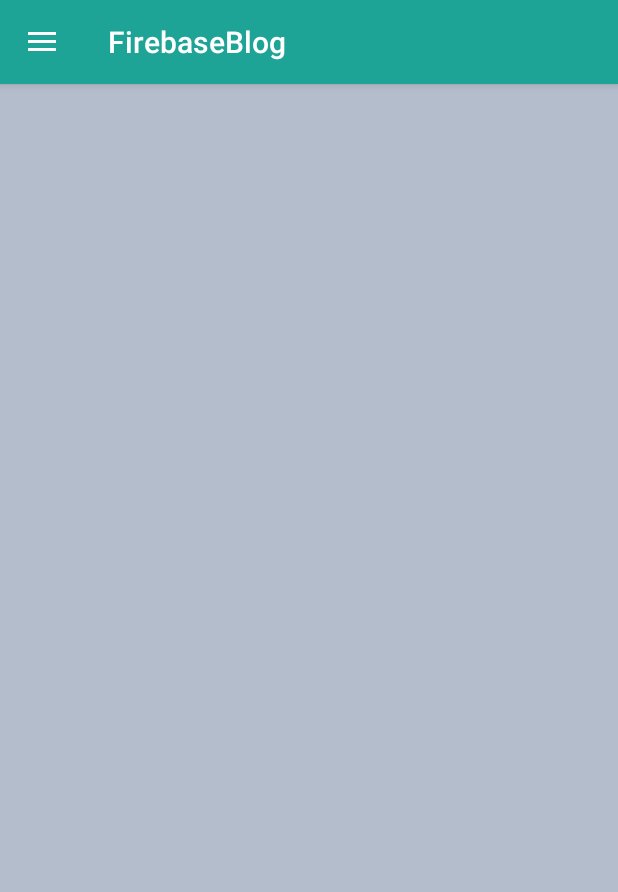
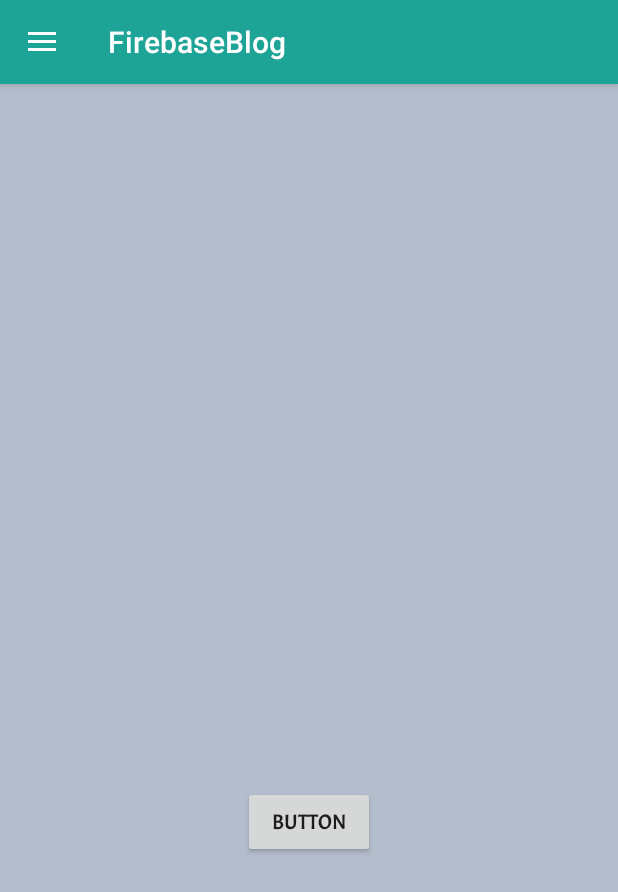
Before and after one commit to JustLeak/Traveller-Blog, an Android app: the screen it shows after launch once a user with an empty profile is signed in (NotesActivity), on a phone screen of 412 x 824 dp. Shown: the top 892 px of the screen. Run offline under Robolectric (Android 15) with nearby library versions, the phone set to English and light mode, and no system bars; our stand-ins replace Firebase (no records; nobody signed in at launch, a user with empty details on screens opened directly).

```diff
--- a/app/src/main/AndroidManifest.xml
+++ b/app/src/main/AndroidManifest.xml
@@ -22,10 +22,8 @@
             android:name=".activities.RegistrationActivity"
             android:screenOrientation="portrait" />
 
-
-
-        <activity android:name=".activities.NotesActivity">
-
+        <activity android:name=".activities.NotesActivity"
+            android:screenOrientation="portrait">
 
         </activity>
     </application>
--- a/app/src/main/java/com/android/evgeniy/firebaseblog/activities/SignInActivity.java
+++ b/app/src/main/java/com/android/evgeniy/firebaseblog/activities/SignInActivity.java
@@ -16,19 +16,16 @@ import com.google.android.gms.tasks.Task;
 import com.google.firebase.auth.AuthResult;
 import com.google.firebase.auth.FirebaseAuth;
 import com.google.firebase.auth.FirebaseUser;
-import com.google.firebase.database.FirebaseDatabase;
 
 public class SignInActivity extends AppCompatActivity implements View.OnClickListener, View.OnFocusChangeListener {
     private FirebaseAuth mAuth;
 
-    TextInputLayout mUsernameLayout;
-    TextInputLayout mPasswordLayout;
-
-    Button signInButton;
-    Button registrationButton;
-
-    EditText mUsername;
-    EditText mPassword;
+    private TextInputLayout mUsernameLayout;
+    private TextInputLayout mPasswordLayout;
+    private Button signInButton;
+    private Button registrationButton;
+    private EditText mUsername;
+    private EditText mPassword;
 
     private String email;
     private String password;
@@ -99,14 +96,11 @@ public class SignInActivity extends AppCompatActivity implements View.OnClickLis
                     @Override
                     public void onComplete(@NonNull Task<AuthResult> task) {
                         if (task.isSuccessful()) {
-                            // Sign in success, update UI with the signed-in user's information
                             Toast.makeText(SignInActivity.this, "Authentication success.",
                                     Toast.LENGTH_SHORT).show();
 
                             startUserNotesActivity();
                         } else {
-                            // If sign in fails, display a message to the user.
-
                             Toast.makeText(SignInActivity.this, "Authentication failed.",
                                     Toast.LENGTH_SHORT).show();
                         }
--- a/app/src/main/java/com/android/evgeniy/firebaseblog/fragments/CreateNoteFragment.java
+++ b/app/src/main/java/com/android/evgeniy/firebaseblog/fragments/CreateNoteFragment.java
@@ -21,8 +21,8 @@ import java.util.Date;
 
 public class CreateNoteFragment extends Fragment {
 
-    Button button;
-    EditText noteText;
+    private Button button;
+    private EditText noteText;
 
     @Nullable
     @Override
--- a/app/src/main/java/com/android/evgeniy/firebaseblog/fragments/NotesFragment.java
+++ b/app/src/main/java/com/android/evgeniy/firebaseblog/fragments/NotesFragment.java
@@ -35,34 +35,18 @@ public class NotesFragment extends Fragment {
         view = inflater.inflate(R.layout.fragment_notes, container, false);
 
         items = view.findViewById(R.id.items);
-
         adapter = new ItemsAdapter();
         items.setAdapter(adapter);
 
         final FirebaseUser user = FirebaseAuth.getInstance().getCurrentUser();
-        /*notesView = findViewById(R.id.lw_notes);*/
-
         myRef = FirebaseDatabase.getInstance().getReference().child(user.getUid() + "/Notes");
 
         myRef.addValueEventListener(new ValueEventListener() {
             @Override
             public void onDataChange(@NonNull DataSnapshot dataSnapshot) {
-/*                     Date date = new Date();
-                @SuppressLint("SimpleDateFormat")
-                SimpleDateFormat simpleDateFormat = new SimpleDateFormat("dd.MM.yyyy");
-
-                UserNote userNote = UserNote.builder().date(simpleDateFormat.format(date)).text("First note").build();
-                UserNotesDao userNotesDao = new UserNotesDao();
-                userNotesDao.addOneByUid(userNote, user.getUid());*/
-
-
                 for (DataSnapshot dataS : dataSnapshot.getChildren()) {
-                    /*notesView.setText(notesView.getText() + "\n" + dataS.getKey());
-                    notesView.setText(notesView.getText() + "\n" + dataS.getValue(UserNote.class).toString());*/
                     adapter.add(dataS.getValue(UserNote.class));
                 }
-
-
             }
 
             @Override
@@ -83,7 +67,8 @@ public class NotesFragment extends Fragment {
         @NonNull
         @Override
         public View getView(int position, @Nullable View convertView, @NonNull ViewGroup parent) {
-            @SuppressLint({"ViewHolder", "InflateParams"}) final View view = getLayoutInflater().inflate(R.layout.item, null);
+            @SuppressLint({"ViewHolder", "InflateParams"})
+            final View view = getLayoutInflater().inflate(R.layout.item, null);
             final UserNote item = getItem(position);
             ((TextView) view.findViewById(R.id.note)).setText(item.getText());
             ((TextView) view.findViewById(R.id.date)).setText(item.getDate());
--- a/app/src/main/java/com/android/evgeniy/firebaseblog/fragments/ProfileFragment.java
+++ b/app/src/main/java/com/android/evgeniy/firebaseblog/fragments/ProfileFragment.java
@@ -8,7 +8,6 @@ import android.view.LayoutInflater;
 import android.view.View;
 import android.view.ViewGroup;
 import android.widget.TextView;
-import android.widget.Toast;
 
 import com.android.evgeniy.firebaseblog.R;
 import com.android.evgeniy.firebaseblog.models.UserDetails;
@@ -29,7 +28,6 @@ public class ProfileFragment extends Fragment {
     private FirebaseAuth mAuth;
     private DatabaseReference myRef;
     private UserDetails userDetails;
-
 
     @Nullable
     @Override
@@ -60,7 +58,6 @@ public class ProfileFragment extends Fragment {
         return view;
     }
 
-
     public void updateUi() {
         textGender.setText(userDetails.getGender());
         textAge.setText(String.valueOf(userDetails.getAge()));
--- a/app/src/main/res/layout/activity_notes.xml
+++ b/app/src/main/res/layout/activity_notes.xml
@@ -30,14 +30,6 @@
             android:layout_width="match_parent"
             android:layout_height="match_parent">
 
-            <ListView
-                android:id="@+id/items"
-                android:layout_width="match_parent"
-                android:layout_height="match_parent"
-                android:divider="@android:color/transparent"
-                android:dividerHeight="@dimen/padding_small"
-                android:padding="@dimen/padding_small"
-                tools:listitem="@layout/item" />
         </FrameLayout>
 
 
--- a/app/src/main/res/layout/fragment_notes.xml
+++ b/app/src/main/res/layout/fragment_notes.xml
@@ -9,9 +9,18 @@
     <ListView
         android:id="@+id/items"
         android:layout_width="match_parent"
-        android:layout_height="match_parent"
+        android:layout_height="468dp"
         android:divider="@android:color/transparent"
         android:dividerHeight="@dimen/padding_small"
         android:padding="@dimen/padding_small"
         tools:listitem="@layout/item" />
+
+    <Button
+        android:id="@+id/btn_new_record"
+        android:layout_width="wrap_content"
+        android:layout_height="wrap_content"
+        android:layout_below="@+id/items"
+        android:layout_centerHorizontal="true"
+        android:fontFamily="@font/acme"
+        android:text="Button" />
 </RelativeLayout>
--- a/app/src/main/res/values/strings.xml
+++ b/app/src/main/res/values/strings.xml
@@ -19,7 +19,6 @@
     <string name="lastName_error">Surname can not be empty</string>
     <string name="age_error">Age can not be empty</string>
     <string name="title_activity_notes">NotesActivity</string>
-
     <string name="nav_header_title">Menu</string>
     <string name="nav_header_subtitle">android.studio@android.com</string>
     <string name="nav_header_desc">Navigation header</string>
@@ -30,6 +29,4 @@
     <string name="logout">Logout</string>
     <string name="navigation_drawer_open">Open navigation drawer</string>
     <string name="navigation_drawer_close">Close navigation drawer</string>
-    <string name="textview">TextView</string>
-
 </resources>
--- a/app/src/main/res/values/styles.xml
+++ b/app/src/main/res/values/styles.xml
@@ -1,5 +1,4 @@
 <resources>
-
     <!-- Base application theme. -->
     <style name="AppTheme" parent="Theme.AppCompat.Light.NoActionBar">
         <!-- Customize your theme here. -->
```
Also changed, not shown: app/src/main/java/com/android/evgeniy/firebaseblog/activities/NotesActivity.java (+2 -9 lines), app/src/main/java/com/android/evgeniy/firebaseblog/activities/RegistrationActivity.java (+6 -10 lines), app/src/main/res/values/dimens.xml (+1 -6 lines).
